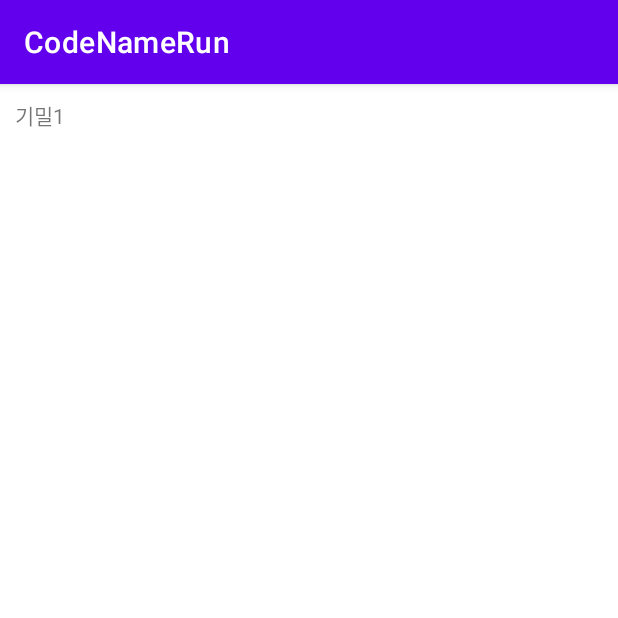
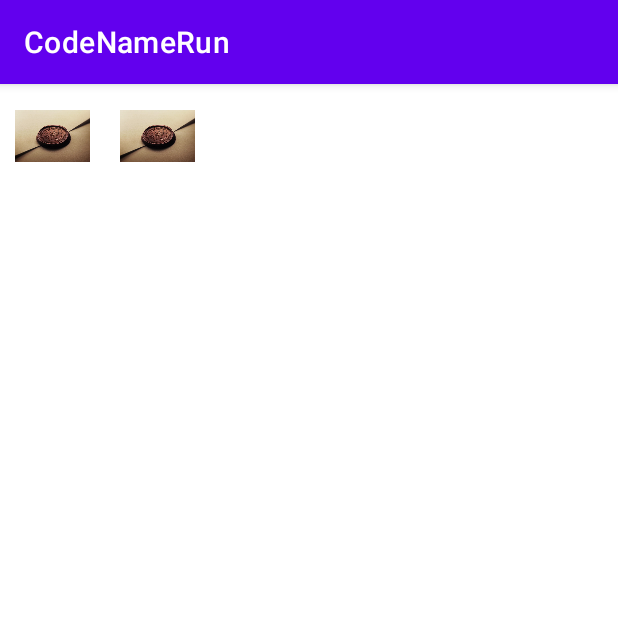
Before and after one commit to GC211MP/Front-End, an Android app: the Running screen opened directly, with no data from a screen before it, on a phone screen of 412 x 824 dp, the top half of it. Run offline under Robolectric (Android 15) with nearby library versions, the phone set to English and light mode, and no system bars.

Commit message:
기밀문서 image test
image도 invisable 되는지 test

```diff
--- a/CodeNameRun/app/src/main/java/gachon/hanul/codenamerun/Running.java
+++ b/CodeNameRun/app/src/main/java/gachon/hanul/codenamerun/Running.java
@@ -3,18 +3,18 @@ package gachon.hanul.codenamerun;
 import androidx.appcompat.app.AppCompatActivity;
 
 import android.os.Bundle;
-import android.util.Log;
 import android.view.View;
+import android.widget.ImageView;
 import android.widget.TextView;
 
 public class Running extends AppCompatActivity {
 
     /* variables */
-    TextView TopSecret1;
-    TextView TopSecret2;
-    TextView TopSecret3;
-    TextView TopSecret4;
-    TextView TopSecret5;
+    ImageView TopSecret1;
+    ImageView TopSecret2;
+    ImageView TopSecret3;
+    ImageView TopSecret4;
+    ImageView TopSecret5;
     TextView stageNameText;
     String stageName;
 
@@ -37,7 +37,7 @@ public class Running extends AppCompatActivity {
 
         /* change values */
         TopSecret1.setVisibility(View.VISIBLE);
-        TopSecret2.setVisibility(View.INVISIBLE);
+        TopSecret2.setVisibility(View.VISIBLE);
         TopSecret3.setVisibility(View.INVISIBLE);
         TopSecret4.setVisibility(View.INVISIBLE);
         TopSecret5.setVisibility(View.INVISIBLE);
--- a/CodeNameRun/app/src/main/res/layout/activity_running.xml
+++ b/CodeNameRun/app/src/main/res/layout/activity_running.xml
@@ -5,7 +5,8 @@
     xmlns:tools="http://schemas.android.com/tools"
     android:layout_width="match_parent"
     android:layout_height="match_parent"
-    tools:context=".Running">
+    tools:context=".Running"
+    android:background="@color/white">
 
     <LinearLayout
         android:layout_width="match_parent"
@@ -13,40 +14,50 @@
         android:id="@+id/stageBar"
         android:orientation="horizontal">
 
-        <TextView
+        <ImageView
             android:id="@+id/TopSecret1"
-            android:layout_width="wrap_content"
-            android:layout_height="wrap_content"
-            android:text="기밀1"
-            android:layout_margin="10dp"/>
+            android:layout_width="50dp"
+            android:layout_height="50dp"
+            android:src="@drawable/topsecret"
+            android:scaleType="centerInside"
+            android:layout_margin="10dp"
+            android:background="@android:color/transparent"/>
 
-        <TextView
+        <ImageView
             android:id="@+id/TopSecret2"
-            android:layout_width="wrap_content"
-            android:layout_height="wrap_content"
-            android:text="기밀2"
-            android:layout_margin="10dp"/>
+            android:layout_width="50dp"
+            android:layout_height="50dp"
+            android:src="@drawable/topsecret"
+            android:scaleType="centerInside"
+            android:layout_margin="10dp"
+            android:background="@android:color/transparent"/>
 
-        <TextView
+        <ImageView
             android:id="@+id/TopSecret3"
-            android:layout_width="wrap_content"
-            android:layout_height="wrap_content"
-            android:text="기밀3"
-            android:layout_margin="10dp"/>
+            android:layout_width="50dp"
+            android:layout_height="50dp"
+            android:src="@drawable/topsecret"
+            android:scaleType="centerInside"
+            android:layout_margin="10dp"
+            android:background="@android:color/transparent"/>
 
-        <TextView
+        <ImageView
             android:id="@+id/TopSecret4"
-            android:layout_width="wrap_content"
-            android:layout_height="wrap_content"
-            android:text="기밀4"
-            android:layout_margin="10dp"/>
+            android:layout_width="50dp"
+            android:layout_height="50dp"
+            android:src="@drawable/topsecret"
+            android:scaleType="centerInside"
+            android:layout_margin="10dp"
+            android:background="@android:color/transparent"/>
 
-        <TextView
+        <ImageView
             android:id="@+id/TopSecret5"
-            android:layout_width="wrap_content"
-            android:layout_height="wrap_content"
-            android:text="기밀5"
-            android:layout_margin="10dp"/>
+            android:layout_width="50dp"
+            android:layout_height="50dp"
+            android:src="@drawable/topsecret"
+            android:scaleType="centerInside"
+            android:layout_margin="10dp"
+            android:background="@android:color/transparent"/>
 
     </LinearLayout>
 
@@ -55,6 +66,7 @@
         android:layout_width="wrap_content"
         android:layout_height="wrap_content"
         android:text="stage 알려줌"
+        android:textSize="30dp"
         android:layout_below="@id/stageBar"
         android:layout_margin="30dp"/>
 
```
Also changed, not shown: CodeNameRun/app/src/main/res/drawable-v24/topsecret.jpg (added).
